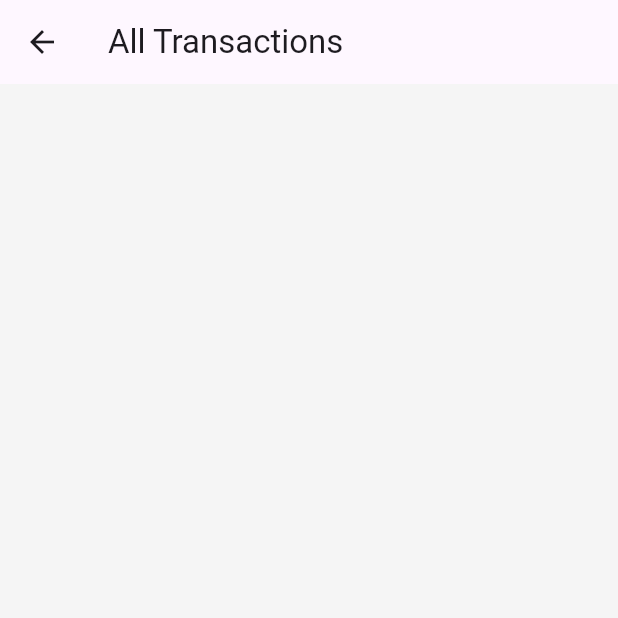
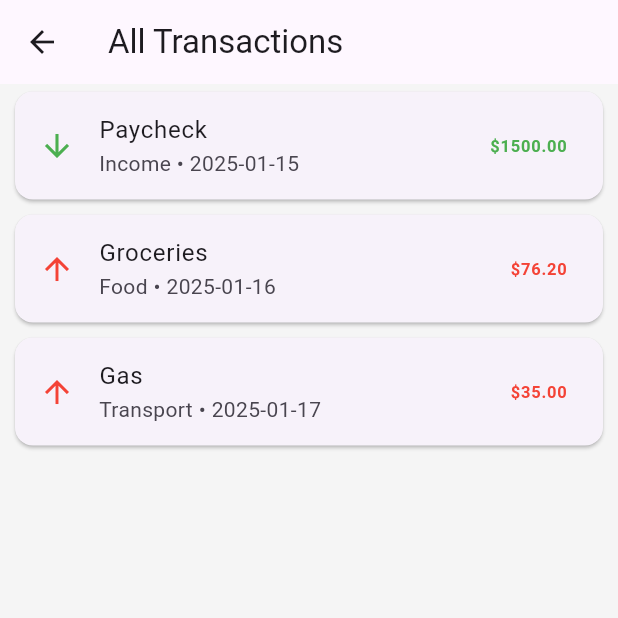
Before and after one commit to corybey/financeManager, a Flutter app: the AllTransactionsScreen screen opened directly, on a phone screen of 412 x 824 dp, the top half of it. Run offline on Flutter 3.47's test engine with Material 3 defaults, Android fonts, the phone set to English and light mode, and no system bars.

Commit message:
Show transactions

```diff
--- a/lib/data/sample_data.dart
+++ b/lib/data/sample_data.dart
@@ -1 +1,35 @@
 //sample data for use cases and tests
+// sql will be implemented later
+
+final List<Map<String, dynamic>> sampleTransactions = [
+  {
+    'title': 'Paycheck',
+    'category': 'Income',
+    'amount': 1500.00,
+    'date': '2025-01-15',
+  },
+  {
+    'title': 'Groceries',
+    'category': 'Food',
+    'amount': -76.20,
+    'date': '2025-01-16',
+  },
+  {
+    'title': 'Gas',
+    'category': 'Transport',
+    'amount': -35.00,
+    'date': '2025-01-17',
+  },
+];
+
+/// Sample balance value (income - expenses).
+double sampleTotalBalance = 1500 - 76.20 - 35;
+
+/// Sample list of categories to display.
+final List<Map<String, String>> sampleCategories = [
+  {'name': 'Food', 'icon': '🍽️'},
+  {'name': 'Transport', 'icon': '🚗'},
+  {'name': 'Income', 'icon': '💪'},
+  {'name': 'Entertainment', 'icon': '🎮'},
+  {'name': 'Savings', 'icon': '💰'},
+];
--- a/lib/main.dart
+++ b/lib/main.dart
@@ -29,7 +29,7 @@
         '/log_transactions': (context) => LogTransactionsScreen(),
         '/log_income': (context) => LogIncomeScreen(),
         '/log_savings': (context) => LogSavingsScreen(),
-        '/all_transactions': (context) => AllTransacationsScreen(),
+        '/all_transactions': (context) => AllTransactionsScreen(),
       },
     );
   }
--- a/lib/screens/all_transactions.dart
+++ b/lib/screens/all_transactions.dart
@@ -3,6 +3,7 @@
 
 import 'package:flutter/material.dart';
 import '../data/sample_data.dart';
+import '../widgets/transaction_title.dart'; // ✅ Using widget now
 
 class AllTransactionsScreen extends StatelessWidget {
   const AllTransactionsScreen({super.key});
@@ -11,32 +12,20 @@ class AllTransactionsScreen extends StatelessWidget {
   Widget build(BuildContext context) {
     return Scaffold(
       appBar: AppBar(title: const Text('All Transactions')),
-      //Scrollable list of all transactions
+
+      // ✅ Scrollable list using reusable widget
       body: ListView.builder(
         itemCount: sampleTransactions.length,
-        // Get each transaction from sample data
         itemBuilder: (context, index) {
           final transaction = sampleTransactions[index];
-          // Each transaction is displayed in a card with title, category, and amount
+
           return Card(
             margin: const EdgeInsets.symmetric(horizontal: 10, vertical: 5),
-            child: ListTile(
-              leading: Icon(
-                // Icon changes based on income or expense
-                transaction['amount'] > 0
-                    ? Icons.arrow_downward
-                    : Icons.arrow_upward,
-                color: transaction['amount'] > 0 ? Colors.green : Colors.red,
-              ),
-              //Transaction title, category, and amount
-              title: Text(transaction['title']),
-              subtitle: Text(transaction['category']),
-              trailing: Text(
-                '\$${transaction['amount'].abs()}',
-                style: TextStyle(
-                  color: transaction['amount'] > 0 ? Colors.green : Colors.red,
-                ),
-              ),
+            child: TransactionTile(
+              title: transaction['title'],
+              category: transaction['category'],
+              amount: transaction['amount'],
+              date: transaction['date'], // if you included date in sample_data
             ),
           );
         },
--- a/lib/widgets/transaction_title.dart
+++ b/lib/widgets/transaction_title.dart
@@ -1,2 +1,39 @@
 // Lists transaction title and amount
 // Used in all_transactions.dart
+
+import 'package:flutter/material.dart';
+
+/// A reusable ListTile for showing a transaction entry.
+class TransactionTile extends StatelessWidget {
+  final String title;
+  final String category;
+  final double amount;
+  final String date;
+
+  const TransactionTile({
+    super.key,
+    required this.title,
+    required this.category,
+    required this.amount,
+    required this.date,
+  });
+
+  @override
+  Widget build(BuildContext context) {
+    return ListTile(
+      leading: Icon(
+        amount > 0 ? Icons.arrow_downward : Icons.arrow_upward,
+        color: amount > 0 ? Colors.green : Colors.red,
+      ),
+      title: Text(title),
+      subtitle: Text('$category • $date'),
+      trailing: Text(
+        '\$${amount.abs().toStringAsFixed(2)}',
+        style: TextStyle(
+          color: amount > 0 ? Colors.green : Colors.red,
+          fontWeight: FontWeight.bold,
+        ),
+      ),
+    );
+  }
+}
```
